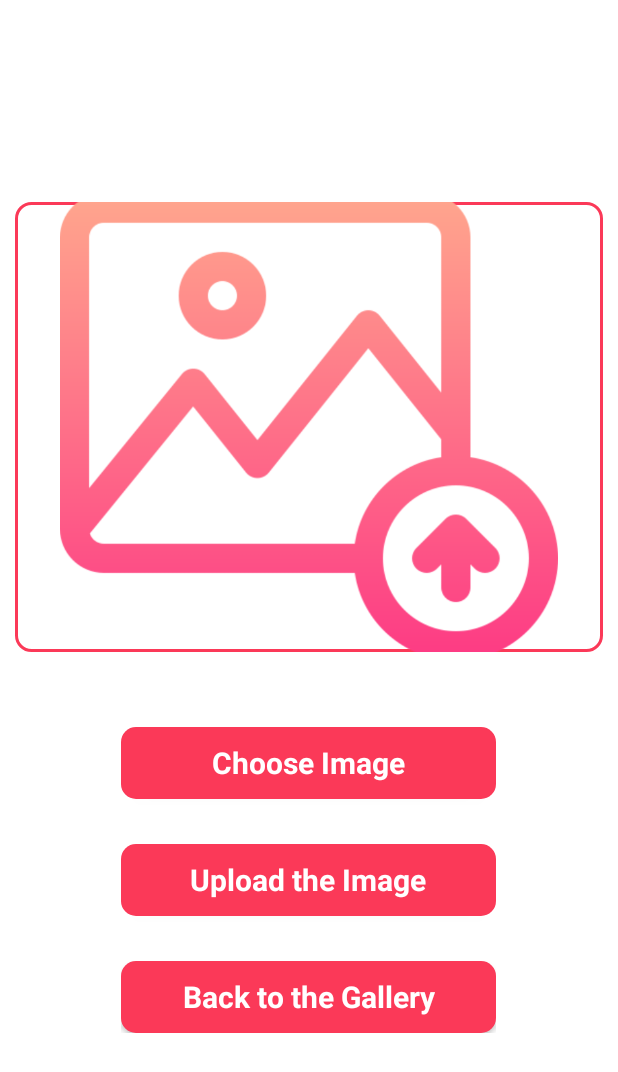
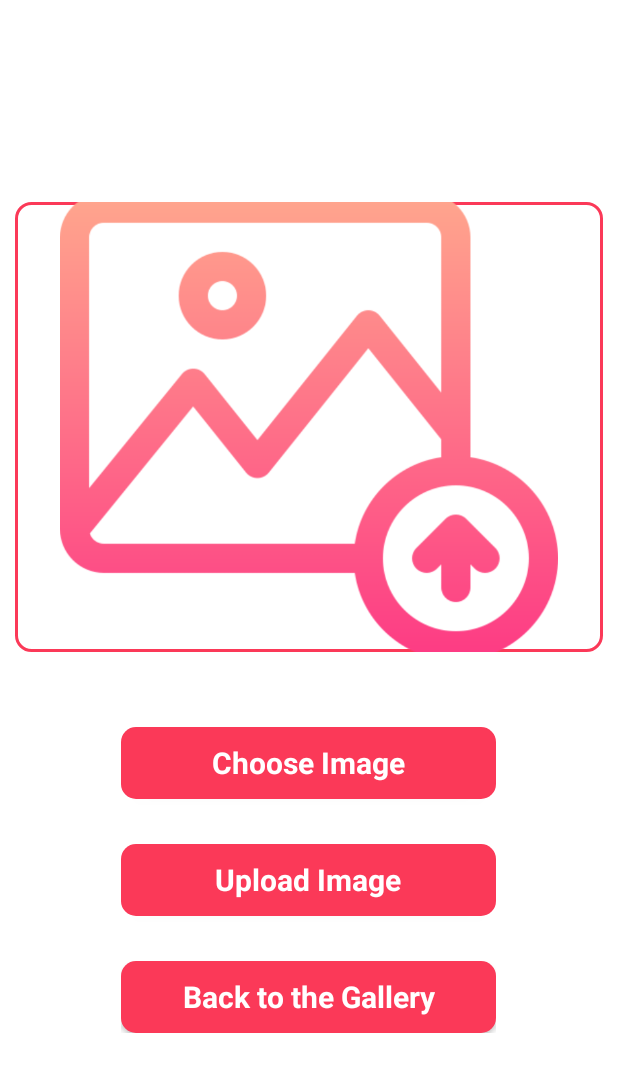
Before and after one commit to kaywalker91/Android_DW_Insta, an Android app: the AddActivity screen opened directly, with no data from a screen before it, on a phone screen of 412 x 824 dp. Shown: the top 1072 px of the screen. Run offline under Robolectric (Android 15) with nearby library versions, the phone set to English and light mode, and no system bars; our stand-ins replace Firebase (no records; nobody signed in at launch, a user with empty details on screens opened directly), Picasso.

Commit message:
Initial Commit

```diff
--- a/app/src/main/res/layout/activity_add.xml
+++ b/app/src/main/res/layout/activity_add.xml
@@ -47,7 +47,7 @@
             android:layout_marginBottom="30dp"
             android:background="@drawable/button_round"
             android:id="@+id/upload"
-            android:text="Upload the Image"
+            android:text="Upload Image"
             android:layout_height="wrap_content">
         </Button>
 
```
